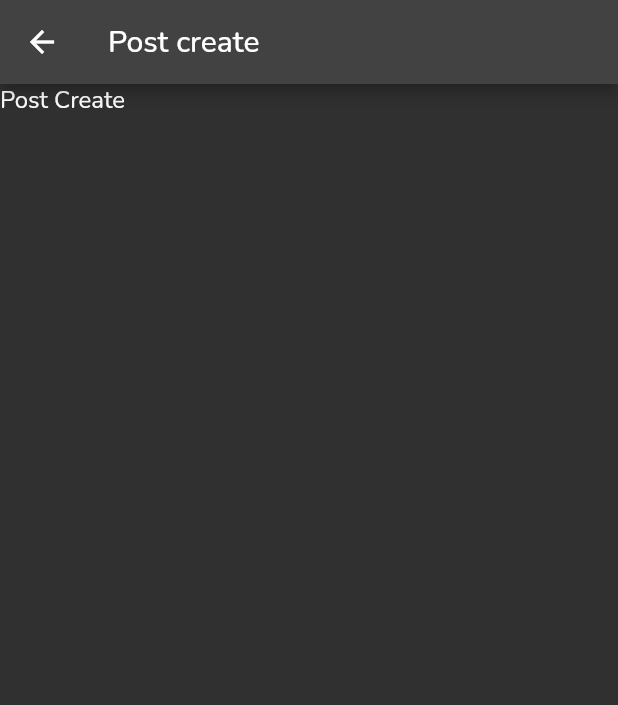
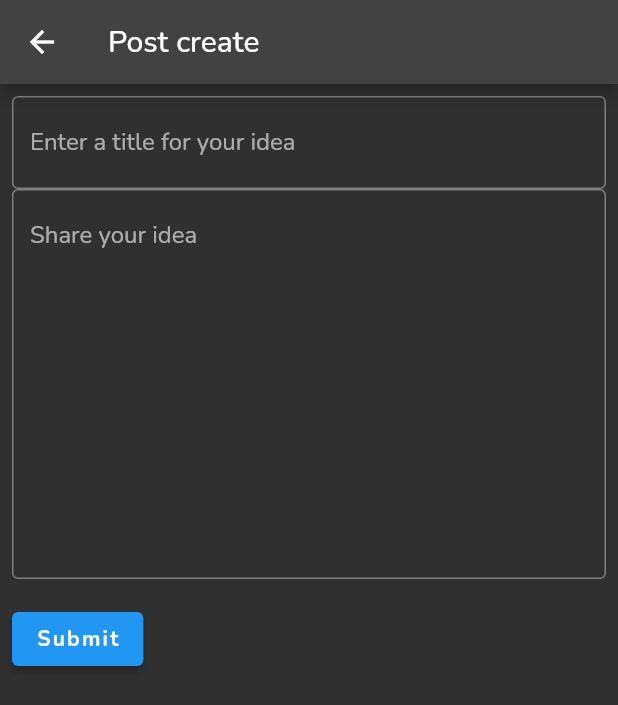
Before and after one commit to EneRgYCZ/StudHub-Mobile, a Flutter app: the PostCreateScreen screen opened by its route, on a phone screen of 412 x 824 dp. Shown: the top 705 px of the screen. Run offline on Flutter 3.47's test engine with Material 2 defaults, Android fonts, the phone set to English and light mode, and no system bars; our stand-ins replace cloud_firestore, firebase_auth, firebase_core, font_awesome_flutter, google_fonts, google_sign_in and 1 more; accounts and stored records are empty.

Commit message:
Creating posts to db and fething extra data for the user

```diff
--- a/lib/posts/post_create.dart
+++ b/lib/posts/post_create.dart
@@ -1,4 +1,5 @@
 import 'package:flutter/material.dart';
+import 'package:studhub/services/firestore.dart';
 
 class PostCreateScreen extends StatelessWidget {
   const PostCreateScreen({Key? key}) : super(key: key);
@@ -9,7 +10,85 @@ class PostCreateScreen extends StatelessWidget {
       appBar: AppBar(
         title: const Text('Post create'),
       ),
-      body: const Text("Post Create"),
+      body: Container(
+        margin: const EdgeInsets.all(8.0),
+        // hack textfield height
+        padding: const EdgeInsets.only(bottom: 40.0),
+        child: const MyCustomForm(),
+      ),
     );
   }
 }
+
+class MyCustomForm extends StatefulWidget {
+  const MyCustomForm({Key? key}) : super(key: key);
+
+  @override
+  PostFrom createState() {
+    return PostFrom();
+  }
+}
+
+// Create a corresponding State class.
+// This class holds data related to the form.
+class PostFrom extends State<MyCustomForm> {
+  final _formKey = GlobalKey<FormState>();
+
+  TextEditingController title = TextEditingController();
+  TextEditingController text = TextEditingController();
+
+  @override
+  Widget build(BuildContext context) {
+    // Build a Form widget using the _formKey created above.
+    return Form(
+      key: _formKey,
+      child: Column(
+        crossAxisAlignment: CrossAxisAlignment.start,
+        children: [
+          TextFormField(
+            // The validator receives the text that the user has entered.
+            controller: title,
+            decoration: const InputDecoration(
+              border: OutlineInputBorder(),
+              hintText: 'Enter a title for your idea',
+            ),
+            validator: (value) {
+              if (value == null || value.isEmpty) {
+                return 'Please enter some text';
+              }
+              return null;
+            },
+          ),
+          TextFormField(
+            controller: text,
+            maxLines: 10,
+            decoration: const InputDecoration(
+              border: OutlineInputBorder(),
+              hintText: 'Share your idea',
+            ),
+            validator: (value) {
+              if (value == null || value.isEmpty) {
+                return 'Please enter some text';
+              }
+              return null;
+            },
+          ),
+          Padding(
+            padding: const EdgeInsets.symmetric(vertical: 16.0),
+            child: ElevatedButton(
+              onPressed: () {
+                // Validate returns true if the form is valid, or false otherwise.
+                if (_formKey.currentState!.validate()) {
+                  FirestoreService().createPost(title.text, text.text);
+                  Navigator.of(context)
+                      .pushNamedAndRemoveUntil('/', (route) => false);
+                }
+              },
+              child: const Text('Submit'),
+            ),
+          ),
+        ],
+      ),
+    );
+  }
+}
--- a/lib/routes.dart
+++ b/lib/routes.dart
@@ -2,7 +2,6 @@ import 'package:studhub/chat/chat.dart';
 import 'package:studhub/home/home.dart';
 import 'package:studhub/posts/posts.dart';
 import 'package:studhub/login/login.dart';
-import 'package:studhub/thread/thread.dart';
 import 'package:studhub/profile/profile.dart';
 import 'package:studhub/posts/post_create.dart';
 
--- a/lib/services/auth.dart
+++ b/lib/services/auth.dart
@@ -22,7 +22,7 @@ class AuthService {
       );
       await FirebaseAuth.instance.signInWithCredential(authCredential);
     } on FirebaseAuthException catch (e) {
-      print(e);
+      // return e
     }
   }
 
--- a/lib/theme.dart
+++ b/lib/theme.dart
@@ -18,7 +18,7 @@ var appTheme = ThemeData(
       fontWeight: FontWeight.bold,
     ),
     subtitle1: TextStyle(
-      color: Colors.grey,
+      color: Colors.orange,
     ),
   ),
   buttonTheme: const ButtonThemeData(),
```
Also changed, not shown: lib/profile/profile.dart (+23 -3 lines), lib/services/firestore.dart (+22 -1 lines), lib/thread/thread.dart (deleted, +0 -10 lines).
